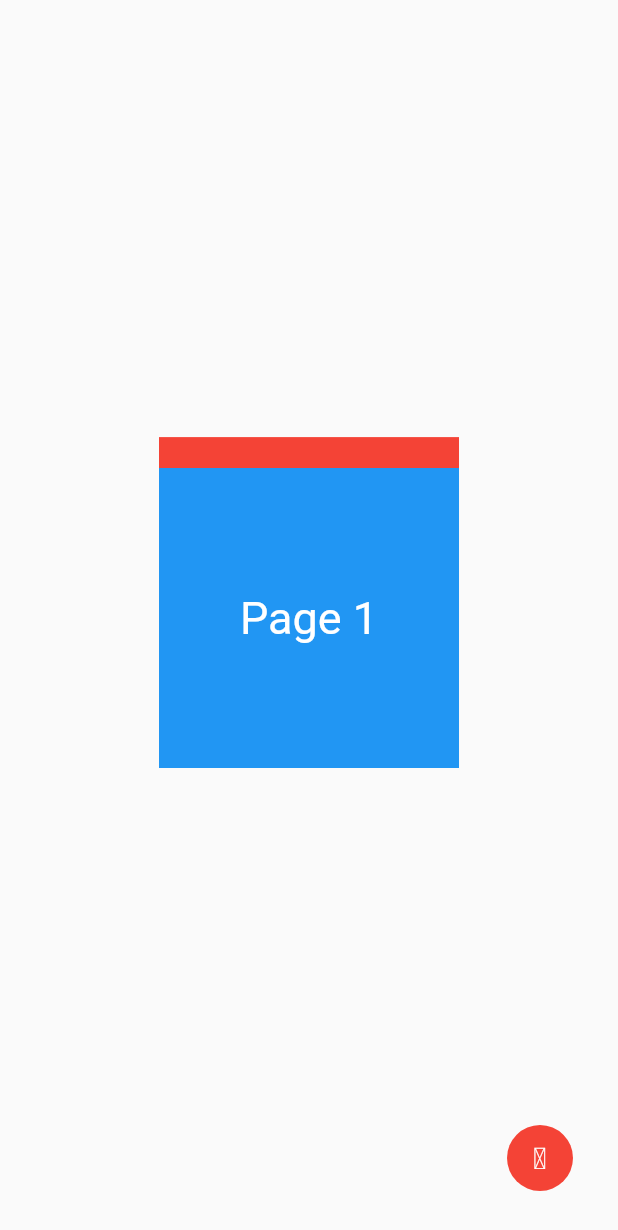
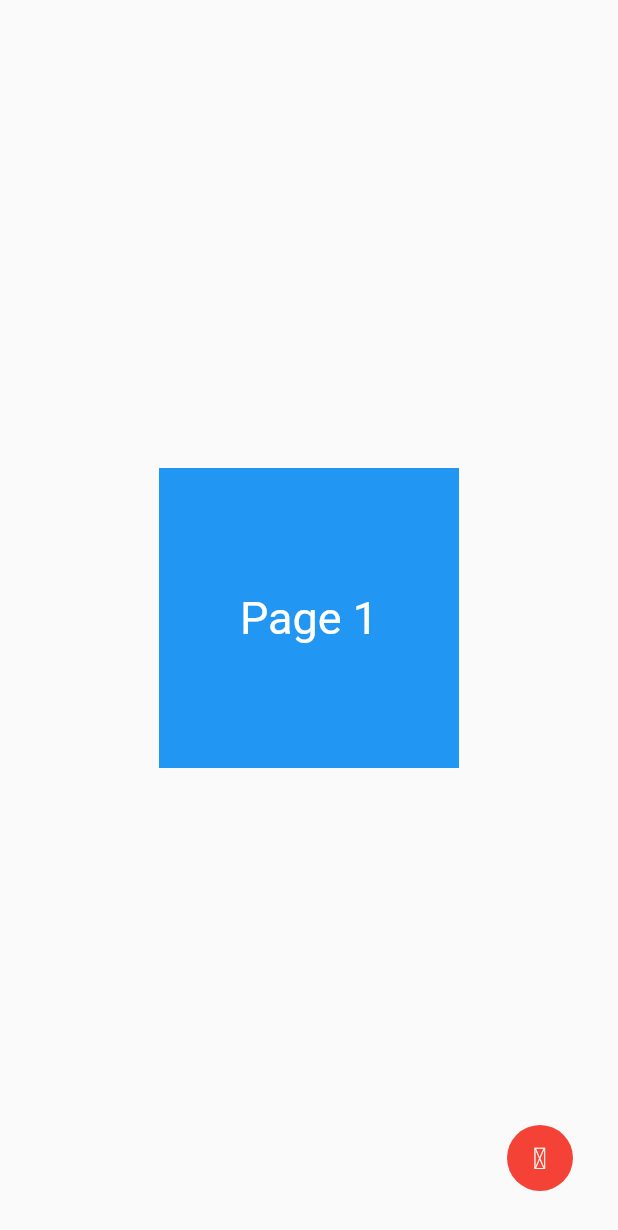
Before and after one commit to taylanyildz/removable_example, a Flutter app: the screen it shows after launch, on a phone screen of 412 x 824 dp. Shown: the top 1230 px of the screen. Run offline on Flutter 3.47's test engine with Material 2 defaults, Android fonts, the light colour scheme and no system bars.

Commit message:
update readme and remove list child

```diff
--- a/lib/screens/home_screen.dart
+++ b/lib/screens/home_screen.dart
@@ -130,17 +130,21 @@ class _HomeScreenState extends State<HomeScreen> with TickerProviderStateMixin {
     );
     if (_rectRadius <= 0.1) {
       _opacity = 0;
-      print(children.length);
     }
     _controller.animateWith(simulation);
   }
 
-  var children = <Widget>[];
-
   @override
   Widget build(BuildContext context) {
     final size = MediaQuery.of(context).size;
-    var children = <Widget>[
+
+    return Scaffold(
+      body: Stack(
+        children: [
+          _Scope(
+            state: this,
+            child: Stack(
+              children: [
                 RemoveAciton(
                   isDrag: true,
                   animation: _controller,
@@ -163,39 +167,7 @@ class _HomeScreenState extends State<HomeScreen> with TickerProviderStateMixin {
                     ),
                   ),
                 ),
-      Align(
-        heightFactor: 0.95,
-        child: RemoveAciton(
-          isDrag: false,
-          animation: _controller,
-          index: 1,
-          opacity: 1,
-          radius: 1,
-          alignment: Alignment.center,
-          child: Container(
-            width: 200.0,
-            height: 200.0,
-            color: Colors.red,
-            child: Center(
-              child: Text(
-                'Page 2',
-                style: TextStyle(
-                  color: Colors.white,
-                  fontSize: 30.0,
-                ),
-              ),
-            ),
-          ),
-        ),
-      ),
-    ];
-    return Scaffold(
-      body: Stack(
-        children: [
-          _Scope(
-            state: this,
-            child: Stack(
-              children: children.reversed.toList(),
+              ].reversed.toList(),
             ),
           ),
           Positioned(
```
Also changed, not shown: removable_trash.gif (deleted), 1 other file. Lines whose indentation alone changed are shown as unchanged.
